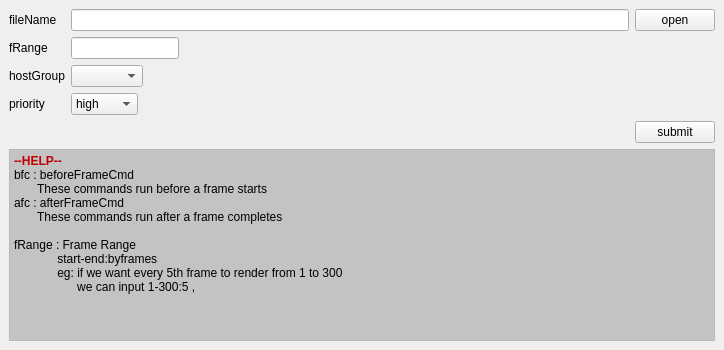
Above: rbhusUI/lib/rbhusSubmitMod.ui from aumanimationstudios/rbhus before the change. Below: the same form after it.
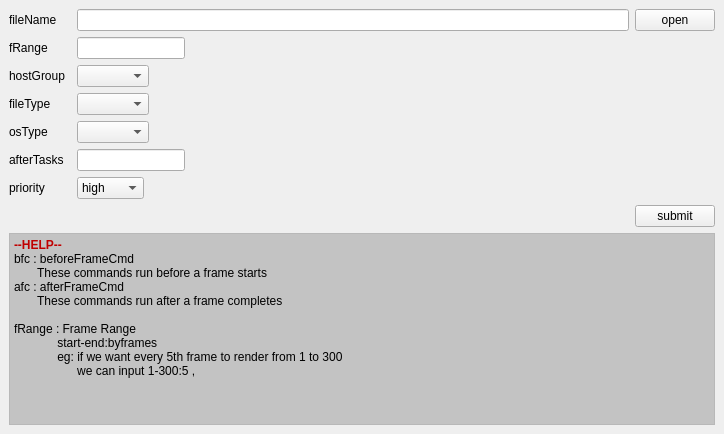
That is the form after the change.

```diff
--- a/rbhusUI/lib/rbhusSubmitMod.ui
+++ b/rbhusUI/lib/rbhusSubmitMod.ui
@@ -7,7 +7,7 @@
     <x>0</x>
     <y>0</y>
     <width>724</width>
-    <height>349</height>
+    <height>360</height>
    </rect>
   </property>
   <property name="windowTitle">
@@ -15,7 +15,7 @@
   </property>
   <widget class="QWidget" name="centralwidget">
    <layout class="QGridLayout" name="gridLayout">
-    <item row="7" column="0" colspan="4">
+    <item row="10" column="0" colspan="6">
      <widget class="QTextEdit" name="textEdit">
       <property name="sizePolicy">
        <sizepolicy hsizetype="Minimum" vsizetype="Fixed">
@@ -104,7 +104,7 @@
       </property>
      </widget>
     </item>
-    <item row="0" column="1" colspan="2">
+    <item row="0" column="2" colspan="3">
      <widget class="QLineEdit" name="lineEditFileName">
       <property name="sizePolicy">
        <sizepolicy hsizetype="MinimumExpanding" vsizetype="Fixed">
@@ -130,7 +130,7 @@
       </property>
      </widget>
     </item>
-    <item row="6" column="1">
+    <item row="9" column="2">
      <spacer name="horizontalSpacer">
       <property name="orientation">
        <enum>Qt::Horizontal</enum>
@@ -156,7 +156,7 @@
       </property>
      </widget>
     </item>
-    <item row="0" column="3">
+    <item row="0" column="5">
      <widget class="QPushButton" name="pushFileName">
       <property name="sizePolicy">
        <sizepolicy hsizetype="Minimum" vsizetype="Fixed">
@@ -169,7 +169,7 @@
       </property>
      </widget>
     </item>
-    <item row="6" column="3">
+    <item row="9" column="5">
      <widget class="QPushButton" name="pushSubmit">
       <property name="sizePolicy">
        <sizepolicy hsizetype="Fixed" vsizetype="Fixed">
@@ -182,7 +182,7 @@
       </property>
      </widget>
     </item>
-    <item row="1" column="1">
+    <item row="1" column="2">
      <widget class="QLineEdit" name="lineEditFrange">
       <property name="sizePolicy">
        <sizepolicy hsizetype="Maximum" vsizetype="Fixed">
@@ -205,7 +205,7 @@
       </property>
      </widget>
     </item>
-    <item row="3" column="1">
+    <item row="3" column="2">
      <widget class="QComboBox" name="comboHostGroup">
       <property name="sizePolicy">
        <sizepolicy hsizetype="Fixed" vsizetype="Fixed">
@@ -215,7 +215,7 @@
       </property>
      </widget>
     </item>
-    <item row="4" column="1">
+    <item row="7" column="2">
      <widget class="QComboBox" name="comboPrio">
       <property name="sizePolicy">
        <sizepolicy hsizetype="Fixed" vsizetype="Fixed">
@@ -240,7 +240,7 @@
       </item>
      </widget>
     </item>
-    <item row="4" column="0">
+    <item row="7" column="0">
      <widget class="QLabel" name="labelPrio">
       <property name="sizePolicy">
        <sizepolicy hsizetype="Maximum" vsizetype="Fixed">
@@ -253,6 +253,75 @@
       </property>
      </widget>
     </item>
+    <item row="4" column="2">
+     <widget class="QComboBox" name="comboFileType">
+      <property name="sizePolicy">
+       <sizepolicy hsizetype="Fixed" vsizetype="Fixed">
+        <horstretch>0</horstretch>
+        <verstretch>0</verstretch>
+       </sizepolicy>
+      </property>
+     </widget>
+    </item>
+    <item row="4" column="0">
+     <widget class="QLabel" name="labeFileType">
+      <property name="sizePolicy">
+       <sizepolicy hsizetype="Maximum" vsizetype="Fixed">
+        <horstretch>0</horstretch>
+        <verstretch>0</verstretch>
+       </sizepolicy>
+      </property>
+      <property name="text">
+       <string>fileType</string>
+      </property>
+     </widget>
+    </item>
+    <item row="5" column="0">
+     <widget class="QLabel" name="labelOsType">
+      <property name="sizePolicy">
+       <sizepolicy hsizetype="Maximum" vsizetype="Fixed">
+        <horstretch>0</horstretch>
+        <verstretch>0</verstretch>
+       </sizepolicy>
+      </property>
+      <property name="text">
+       <string>osType</string>
+      </property>
+     </widget>
+    </item>
+    <item row="5" column="2">
+     <widget class="QComboBox" name="comboOsType">
+      <property name="sizePolicy">
+       <sizepolicy hsizetype="Fixed" vsizetype="Fixed">
+        <horstretch>0</horstretch>
+        <verstretch>0</verstretch>
+       </sizepolicy>
+      </property>
+     </widget>
+    </item>
+    <item row="6" column="0">
+     <widget class="QLabel" name="labelAfterTask">
+      <property name="sizePolicy">
+       <sizepolicy hsizetype="Maximum" vsizetype="Fixed">
+        <horstretch>0</horstretch>
+        <verstretch>0</verstretch>
+       </sizepolicy>
+      </property>
+      <property name="text">
+       <string>afterTasks</string>
+      </property>
+     </widget>
+    </item>
+    <item row="6" column="2">
+     <widget class="QLineEdit" name="lineEditAfterTask">
+      <property name="sizePolicy">
+       <sizepolicy hsizetype="Maximum" vsizetype="Fixed">
+        <horstretch>0</horstretch>
+        <verstretch>0</verstretch>
+       </sizepolicy>
+      </property>
+     </widget>
+    </item>
    </layout>
   </widget>
   <widget class="QMenuBar" name="menubar">
@@ -261,7 +330,7 @@
      <x>0</x>
      <y>0</y>
      <width>724</width>
-     <height>19</height>
+     <height>21</height>
     </rect>
    </property>
   </widget>
```
